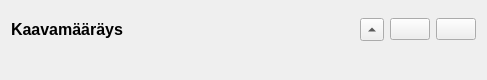
First picture: the form in arho_feature_template/gui/components/plan_regulation_widget.ui, repository GispoCoding/arho-feature-template, before the edit.
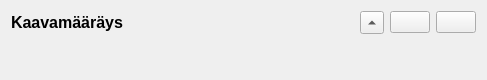
Second picture: the form after the edit.

Commit message: make regulation widget use less space by default

What changed in the file:
```diff
--- a/arho_feature_template/gui/components/plan_regulation_widget.ui
+++ b/arho_feature_template/gui/components/plan_regulation_widget.ui
@@ -100,7 +100,20 @@
     </layout>
    </item>
    <item>
+    <widget class="QWidget" name="regulation_details_container" native="true">
     <layout class="QHBoxLayout" name="horizontalLayout">
+      <property name="leftMargin">
+       <number>0</number>
+      </property>
+      <property name="topMargin">
+       <number>0</number>
+      </property>
+      <property name="rightMargin">
+       <number>0</number>
+      </property>
+      <property name="bottomMargin">
+       <number>0</number>
+      </property>
      <item>
       <spacer name="horizontalSpacer_2">
        <property name="orientation">
@@ -121,6 +134,7 @@
       <layout class="QFormLayout" name="form_layout"/>
      </item>
     </layout>
+    </widget>
    </item>
   </layout>
  </widget>
```
Left out of the diff: 2 changed lines with no effect on the pictures. Lines whose indentation alone changed are shown as unchanged. The commit also changes 1 other file.
